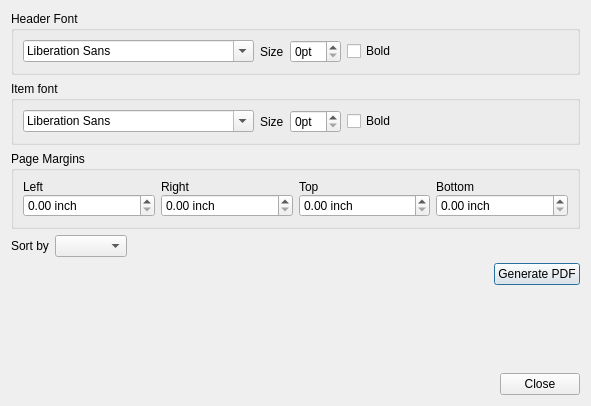
OpenKJ/OpenKJ, file OpenKJ/dlgbookcreator.ui: the form before one commit.
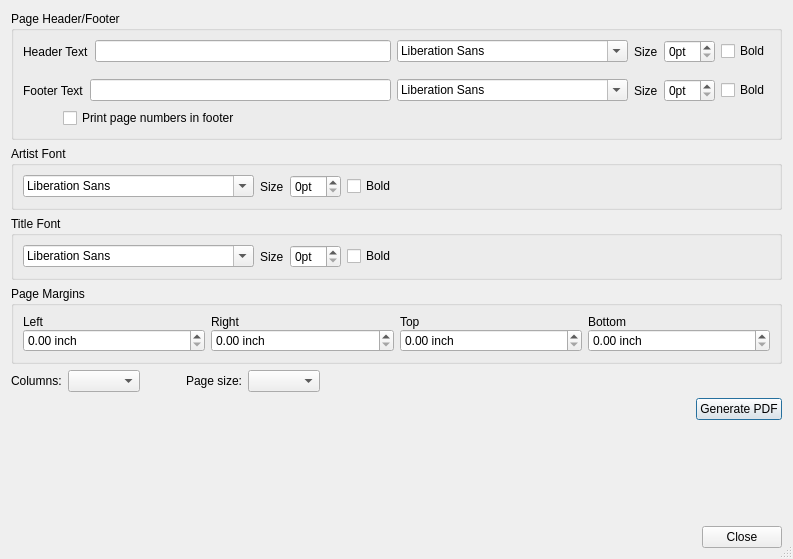
The form after the commit.

Commit message: Moving current unstable version to stable release

Patch:
```diff
--- a/OpenKJ/dlgbookcreator.ui
+++ b/OpenKJ/dlgbookcreator.ui
@@ -6,24 +6,167 @@
    <rect>
     <x>0</x>
     <y>0</y>
-    <width>591</width>
-    <height>406</height>
+    <width>793</width>
+    <height>559</height>
    </rect>
   </property>
   <property name="windowTitle">
    <string>Songbook Creator</string>
   </property>
+  <property name="sizeGripEnabled">
+   <bool>true</bool>
+  </property>
   <layout class="QVBoxLayout" name="verticalLayout_3">
+   <item>
+    <widget class="QGroupBox" name="groupBox_4">
+     <property name="sizePolicy">
+      <sizepolicy hsizetype="Preferred" vsizetype="Expanding">
+       <horstretch>0</horstretch>
+       <verstretch>0</verstretch>
+      </sizepolicy>
+     </property>
+     <property name="title">
+      <string>Page Header/Footer</string>
+     </property>
+     <layout class="QVBoxLayout" name="verticalLayout_4">
+      <item>
+       <layout class="QHBoxLayout" name="horizontalLayout_6">
+        <property name="topMargin">
+         <number>0</number>
+        </property>
+        <item>
+         <widget class="QLabel" name="label_9">
+          <property name="text">
+           <string>Header Text</string>
+          </property>
+         </widget>
+        </item>
+        <item>
+         <widget class="QLineEdit" name="lineEditHeaderText"/>
+        </item>
+        <item>
+         <widget class="QFontComboBox" name="fontCbxHeader"/>
+        </item>
+        <item>
+         <widget class="QLabel" name="label_10">
+          <property name="text">
+           <string>Size</string>
+          </property>
+         </widget>
+        </item>
+        <item>
+         <widget class="QSpinBox" name="spinBoxSizeHeader">
+          <property name="suffix">
+           <string>pt</string>
+          </property>
+         </widget>
+        </item>
+        <item>
+         <widget class="QCheckBox" name="checkBoxBoldHeader">
+          <property name="text">
+           <string>Bold</string>
+          </property>
+         </widget>
+        </item>
+       </layout>
+      </item>
+      <item>
+       <layout class="QHBoxLayout" name="horizontalLayout_7">
+        <property name="topMargin">
+         <number>10</number>
+        </property>
+        <item>
+         <widget class="QLabel" name="label_11">
+          <property name="text">
+           <string>Footer Text</string>
+          </property>
+         </widget>
+        </item>
+        <item>
+         <widget class="QLineEdit" name="lineEditFooterText"/>
+        </item>
+        <item>
+         <widget class="QFontComboBox" name="fontCbxFooter"/>
+        </item>
+        <item>
+         <widget class="QLabel" name="label_12">
+          <property name="text">
+           <string>Size</string>
+          </property>
+         </widget>
+        </item>
+        <item>
+         <widget class="QSpinBox" name="spinBoxSizeFooter">
+          <property name="suffix">
+           <string>pt</string>
+          </property>
+         </widget>
+        </item>
+        <item>
+         <widget class="QCheckBox" name="checkBoxBoldFooter">
+          <property name="text">
+           <string>Bold</string>
+          </property>
+         </widget>
+        </item>
+       </layout>
+      </item>
+      <item>
+       <layout class="QHBoxLayout" name="horizontalLayout_8">
+        <property name="topMargin">
+         <number>0</number>
+        </property>
+        <item>
+         <spacer name="horizontalSpacer_7">
+          <property name="orientation">
+           <enum>Qt::Horizontal</enum>
+          </property>
+          <property name="sizeType">
+           <enum>QSizePolicy::Fixed</enum>
+          </property>
+          <property name="sizeHint" stdset="0">
+           <size>
+            <width>40</width>
+            <height>20</height>
+           </size>
+          </property>
+         </spacer>
+        </item>
+        <item>
+         <widget class="QCheckBox" name="cbxPageNumbering">
+          <property name="text">
+           <string>Print page numbers in footer</string>
+          </property>
+         </widget>
+        </item>
+        <item>
+         <spacer name="horizontalSpacer_6">
+          <property name="orientation">
+           <enum>Qt::Horizontal</enum>
+          </property>
+          <property name="sizeHint" stdset="0">
+           <size>
+            <width>40</width>
+            <height>20</height>
+           </size>
+          </property>
+         </spacer>
+        </item>
+       </layout>
+      </item>
+     </layout>
+    </widget>
+   </item>
    <item>
     <widget class="QGroupBox" name="groupBox">
      <property name="title">
-      <string>Header Font</string>
+      <string>Artist Font</string>
      </property>
      <layout class="QVBoxLayout" name="verticalLayout">
       <item>
        <layout class="QHBoxLayout" name="horizontalLayout">
         <item>
-         <widget class="QFontComboBox" name="fontCbxHeader"/>
+         <widget class="QFontComboBox" name="fontCbxArtist"/>
         </item>
         <item>
          <widget class="QLabel" name="label">
@@ -33,14 +176,14 @@
          </widget>
         </item>
         <item>
-         <widget class="QSpinBox" name="spinBoxSizeHeader">
+         <widget class="QSpinBox" name="spinBoxSizeArtist">
           <property name="suffix">
            <string>pt</string>
           </property>
          </widget>
         </item>
         <item>
-         <widget class="QCheckBox" name="checkBoxBoldHeader">
+         <widget class="QCheckBox" name="checkBoxBoldArtist">
           <property name="text">
            <string>Bold</string>
           </property>
@@ -67,7 +210,7 @@
    <item>
     <widget class="QGroupBox" name="groupBox_2">
      <property name="title">
-      <string>Item font</string>
+      <string>Title Font</string>
      </property>
      <layout class="QVBoxLayout" name="verticalLayout_2">
       <item>
@@ -199,17 +342,39 @@
      <item>
       <widget class="QLabel" name="label_3">
        <property name="text">
-        <string>Sort by</string>
+        <string>Columns:</string>
        </property>
       </widget>
      </item>
      <item>
-      <widget class="QComboBox" name="comboBoxSort">
-       <property name="currentIndex">
-        <number>-1</number>
+      <widget class="QComboBox" name="cbxColumns"/>
+     </item>
+     <item>
+      <spacer name="horizontalSpacer_5">
+       <property name="orientation">
+        <enum>Qt::Horizontal</enum>
        </property>
+       <property name="sizeType">
+        <enum>QSizePolicy::Fixed</enum>
+       </property>
+       <property name="sizeHint" stdset="0">
+        <size>
+         <width>40</width>
+         <height>20</height>
+        </size>
+       </property>
+      </spacer>
+     </item>
+     <item>
+      <widget class="QLabel" name="label_8">
+       <property name="text">
+        <string>Page size:</string>
+       </property>
       </widget>
      </item>
+     <item>
+      <widget class="QComboBox" name="cbxPageSize"/>
+     </item>
      <item>
       <spacer name="horizontalSpacer_3">
        <property name="orientation">
```
Left out of the diff: 6 changed lines with no effect on the pictures. The commit also changes 122 other files.
